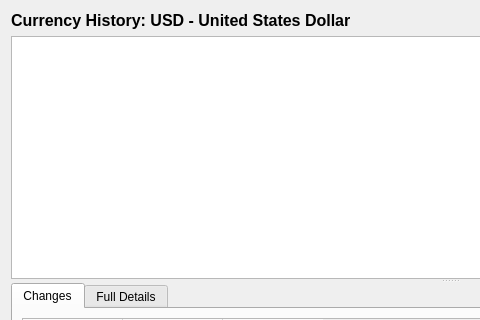
Before: the Qt Designer form projects/ores.qt/CurrencyHistoryDialog.ui in OreStudio/OreStudio, drawn with Qt 5; both pictures show x 0 to 480 and y 0 to 320 of the 900 by 600 pixel window.
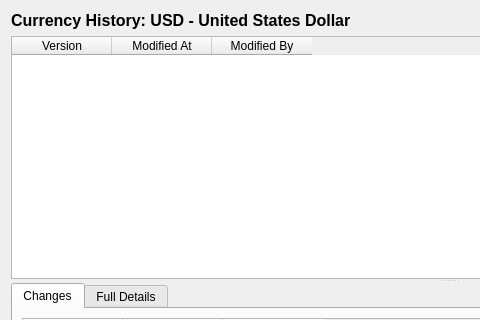
After: the same form once the commit is applied.

Commit message: [qt] Improve currencies versioning dialog

```diff
--- a/projects/ores.qt/CurrencyHistoryDialog.ui
+++ b/projects/ores.qt/CurrencyHistoryDialog.ui
@@ -32,13 +32,37 @@
      <property name="orientation">
       <enum>Qt::Vertical</enum>
      </property>
-     <widget class="QListWidget" name="versionListWidget">
+     <widget class="QTableWidget" name="versionListWidget">
       <property name="minimumHeight">
        <number>150</number>
       </property>
       <property name="maximumHeight">
        <number>250</number>
       </property>
+      <property name="editTriggers">
+       <set>QAbstractItemView::NoEditTriggers</set>
+      </property>
+      <property name="selectionMode">
+       <enum>QAbstractItemView::SingleSelection</enum>
+      </property>
+      <property name="selectionBehavior">
+       <enum>QAbstractItemView::SelectRows</enum>
+      </property>
+      <column>
+       <property name="text">
+        <string>Version</string>
+       </property>
+      </column>
+      <column>
+       <property name="text">
+        <string>Modified At</string>
+       </property>
+      </column>
+      <column>
+       <property name="text">
+        <string>Modified By</string>
+       </property>
+      </column>
      </widget>
      <widget class="QWidget" name="detailWidget" native="true">
       <layout class="QVBoxLayout" name="detailLayout">
```
The commit also changes 2 other files.
